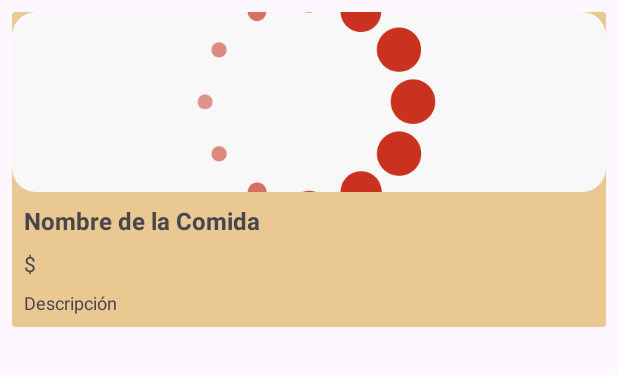
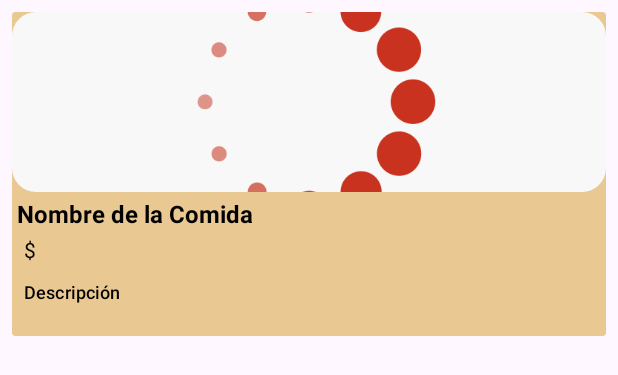
Before and after one commit to maufricio/proyecto_dsm, an Android app: the layout comida_item.xml on its own in the app's theme, with its tools: preview values and no code run, on a phone screen of 412 x 824 dp. Shown: the top 375 px of the screen. Run offline under Robolectric (Android 15) with nearby library versions, the light colour scheme and no system bars.

Commit message:
Detalles en pantalla inicio

```diff
--- a/app/src/main/java/com/ps212544_ml211022_cr200574_al202809/myapplication/Adaptadorcomida.kt
+++ b/app/src/main/java/com/ps212544_ml211022_cr200574_al202809/myapplication/Adaptadorcomida.kt
@@ -17,12 +17,13 @@ class ComidasAdapter(
         val imageView: ImageView = itemView.findViewById(R.id.imageViewComida)
         val textViewNombre: TextView = itemView.findViewById(R.id.textViewNombreComida)
         val textViewPrecio: TextView = itemView.findViewById(R.id.textViewPrecioComida)
-        val textViewDescripcion: TextView = itemView.findViewById(R.id.textViewDescripcionComida)
+        //val textViewDescripcion: TextView = itemView.findViewById(R.id.textViewDescripcionComida)
 
         fun bind(comida: Registros_Comidas) {
             textViewNombre.text = comida.nombre
-            textViewPrecio.text = comida.precio
-            textViewDescripcion.text = comida.descripcion
+            textViewPrecio.text = "$${comida.precio}"
+            //textViewDescripcion.text = comida.descripcion
+
 
 
             Picasso.get()
--- a/app/src/main/java/com/ps212544_ml211022_cr200574_al202809/myapplication/PantallaInicioActivity.kt
+++ b/app/src/main/java/com/ps212544_ml211022_cr200574_al202809/myapplication/PantallaInicioActivity.kt
@@ -86,10 +86,15 @@ class PantallaInicioActivity : AppCompatActivity() {
                 comidasAdapter.notifyDataSetChanged()
             }
 
+
             override fun onCancelled(error: DatabaseError) {
                 Log.e("FirebaseError", "Error al obtener datos: ${error.message}")
                 Toast.makeText(this@PantallaInicioActivity, "Error al obtener datos", Toast.LENGTH_SHORT).show()
             }
+
+
+
+
         })
     }
 }
--- a/app/src/main/res/layout/activity_pantallainicio.xml
+++ b/app/src/main/res/layout/activity_pantallainicio.xml
@@ -54,7 +54,8 @@
                 android:layout_marginTop="20dp"
                 android:text="Desayunos > "
                 android:textColor="@color/black"
-                android:textSize="30sp" />
+                android:textSize="30sp"
+                android:textStyle="bold" />
 
 
         </LinearLayout>
--- a/app/src/main/res/layout/comida_item.xml
+++ b/app/src/main/res/layout/comida_item.xml
@@ -26,9 +26,10 @@
             android:id="@+id/textViewNombreComida"
             android:layout_width="match_parent"
             android:layout_height="wrap_content"
-            android:padding="8dp"
+            android:padding="3dp"
             android:textStyle="bold"
             android:textSize="16sp"
+            android:textColor="@color/black"
             tools:text="@string/nombre_de_la_comida" />
 
         <TextView
@@ -37,20 +38,23 @@
             android:layout_height="wrap_content"
             android:paddingStart="8dp"
             android:paddingEnd="8dp"
-            android:paddingBottom="8dp"
+            android:paddingBottom="0dp"
+            android:textColor="@color/black"
             android:textSize="14sp"
             tools:text="@string/precio_de_la_comida" />
 
-        <TextView
-            android:id="@+id/textViewDescripcionComida"
+        <Button
+            android:id="@+id/btnDescripcionComida"
             android:layout_width="match_parent"
             android:layout_height="wrap_content"
             android:paddingStart="8dp"
             android:paddingEnd="8dp"
-            android:paddingBottom="8dp"
+            android:background="@android:color/transparent"
+            android:text="@string/Descripción"
             android:textSize="12sp"
-            android:gravity="start"
-            tools:text="@string/descripcion_de_la_comida" />
+            android:textColor="@color/black"
+            android:gravity="start" />
+
 
     </LinearLayout>
 
--- a/app/src/main/res/values/strings.xml
+++ b/app/src/main/res/values/strings.xml
@@ -24,10 +24,7 @@
         <string name="imagen_de_la_comida">Imagen de la comida</string>
         <string name="nombre_de_la_comida">Nombre de la Comida</string>
         <string name="precio_de_la_comida">$</string>
-        <string name="descripcion_de_la_comida">Descripción</string>
-
-
-
+        <string name="Descripción">Descripción</string>
 
 
 </resources>
```
